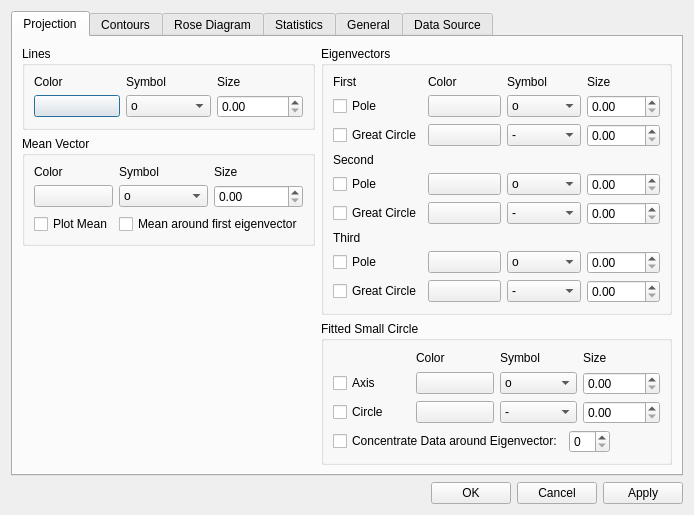
Before: the Qt Designer form ui_files/line_properties.ui in spamlab-iee/os, drawn with Qt 5.
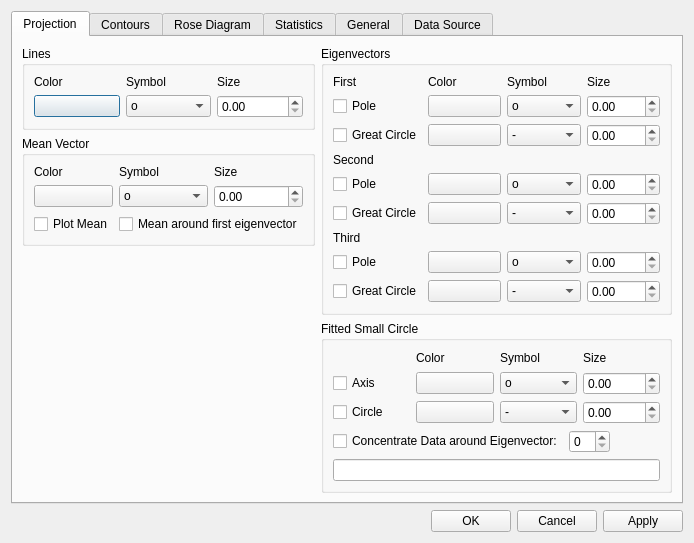
After: the same form once the commit is applied.

Commit message: added small circle data for the properties dialog [build]

```diff
--- a/ui_files/line_properties.ui
+++ b/ui_files/line_properties.ui
@@ -7,7 +7,7 @@
     <x>0</x>
     <y>0</y>
     <width>632</width>
-    <height>502</height>
+    <height>522</height>
    </rect>
   </property>
   <property name="windowTitle">
@@ -1127,6 +1127,9 @@
               </item>
              </layout>
             </item>
+            <item>
+             <widget class="QLineEdit" name="prop_data_smallcircle"/>
+            </item>
            </layout>
           </widget>
          </item>
```
The commit also changes 7 other files.
